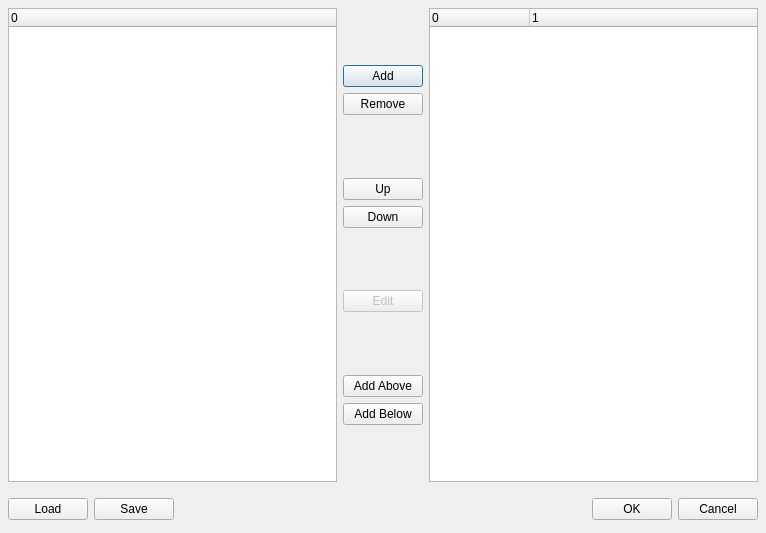
Above: mscore/mscore/instrdialog.ui from musescore/musescore-old before the change. Below: the same form after it.
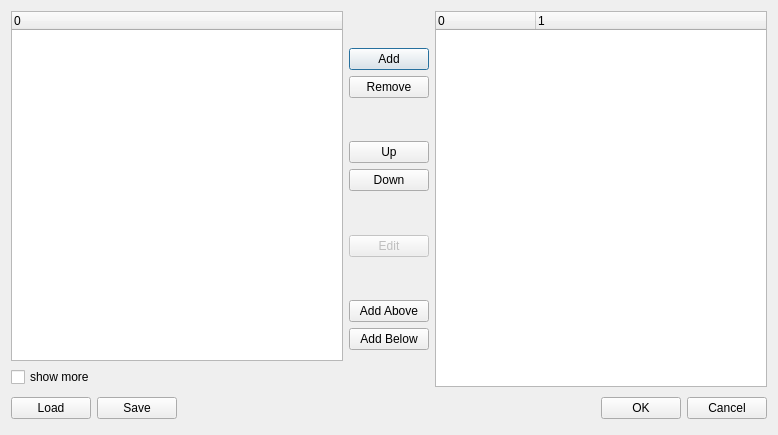
That is the form after the change.

Patch:
```diff
--- a/mscore/mscore/instrdialog.ui
+++ b/mscore/mscore/instrdialog.ui
@@ -6,28 +6,18 @@
    <rect>
     <x>0</x>
     <y>0</y>
-    <width>766</width>
-    <height>533</height>
+    <width>778</width>
+    <height>435</height>
    </rect>
   </property>
   <property name="windowTitle">
    <string>MuseScore: Create Instruments</string>
   </property>
-  <layout class="QVBoxLayout">
-   <property name="spacing">
-    <number>6</number>
-   </property>
-   <property name="margin">
-    <number>8</number>
-   </property>
+  <layout class="QVBoxLayout" name="verticalLayout_2">
    <item>
-    <layout class="QHBoxLayout">
-     <property name="spacing">
-      <number>6</number>
-     </property>
-     <property name="margin">
-      <number>0</number>
-     </property>
+    <layout class="QHBoxLayout" name="horizontalLayout">
+     <item>
+      <layout class="QVBoxLayout" name="verticalLayout">
      <item>
       <widget class="QTreeWidget" name="instrumentList">
        <property name="alternatingRowColors">
@@ -50,6 +40,15 @@
       </widget>
      </item>
      <item>
+        <widget class="QCheckBox" name="showMore">
+         <property name="text">
+          <string>show more</string>
+         </property>
+        </widget>
+       </item>
+      </layout>
+     </item>
+     <item>
       <layout class="QVBoxLayout">
        <property name="spacing">
         <number>6</number>
@@ -243,9 +242,6 @@
      </item>
     </layout>
    </item>
-   <item>
-    <widget class="QWidget" name="widget_2_2" native="true"/>
-   </item>
    <item>
     <layout class="QHBoxLayout">
      <property name="spacing">
@@ -298,36 +294,6 @@
     </layout>
    </item>
   </layout>
-  <widget class="QWidget" name="widget" native="true">
-   <property name="geometry">
-    <rect>
-     <x>9</x>
-     <y>9</y>
-     <width>610</width>
-     <height>497</height>
-    </rect>
-   </property>
-  </widget>
-  <widget class="QWidget" name="widget_2" native="true">
-   <property name="geometry">
-    <rect>
-     <x>10</x>
-     <y>10</y>
-     <width>244</width>
-     <height>495</height>
-    </rect>
-   </property>
-  </widget>
-  <widget class="QWidget" name="widget_3" native="true">
-   <property name="geometry">
-    <rect>
-     <x>374</x>
-     <y>10</y>
-     <width>244</width>
-     <height>495</height>
-    </rect>
-   </property>
-  </widget>
  </widget>
  <resources/>
  <connections>
```
Lines whose indentation alone changed are shown as unchanged.
